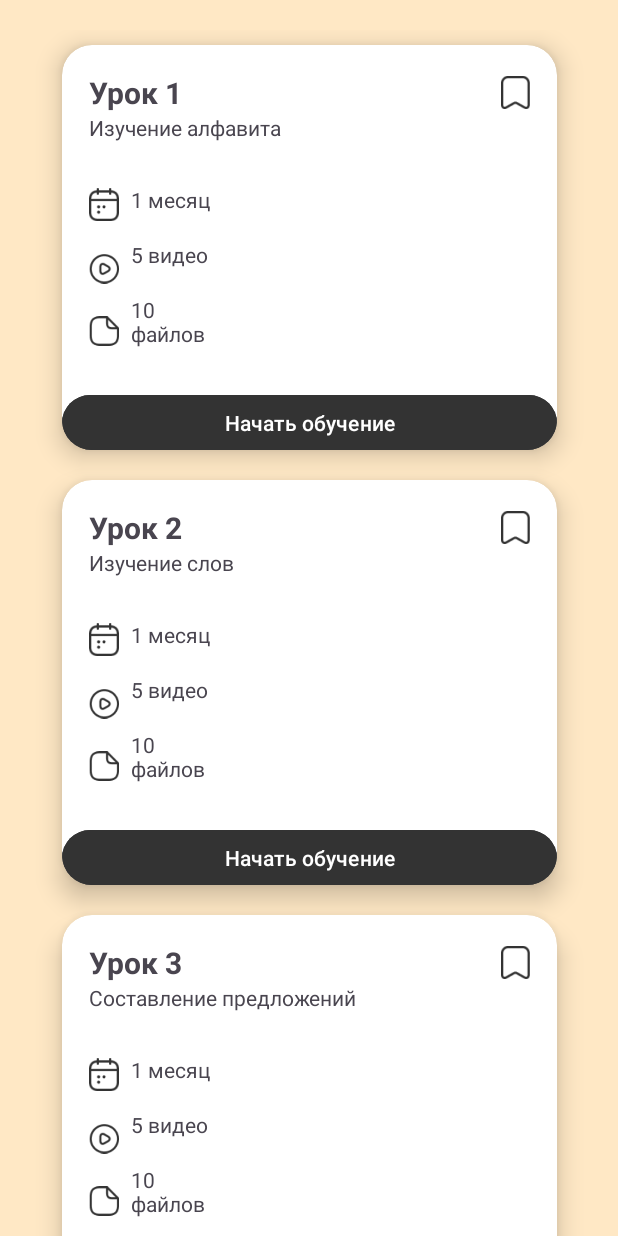
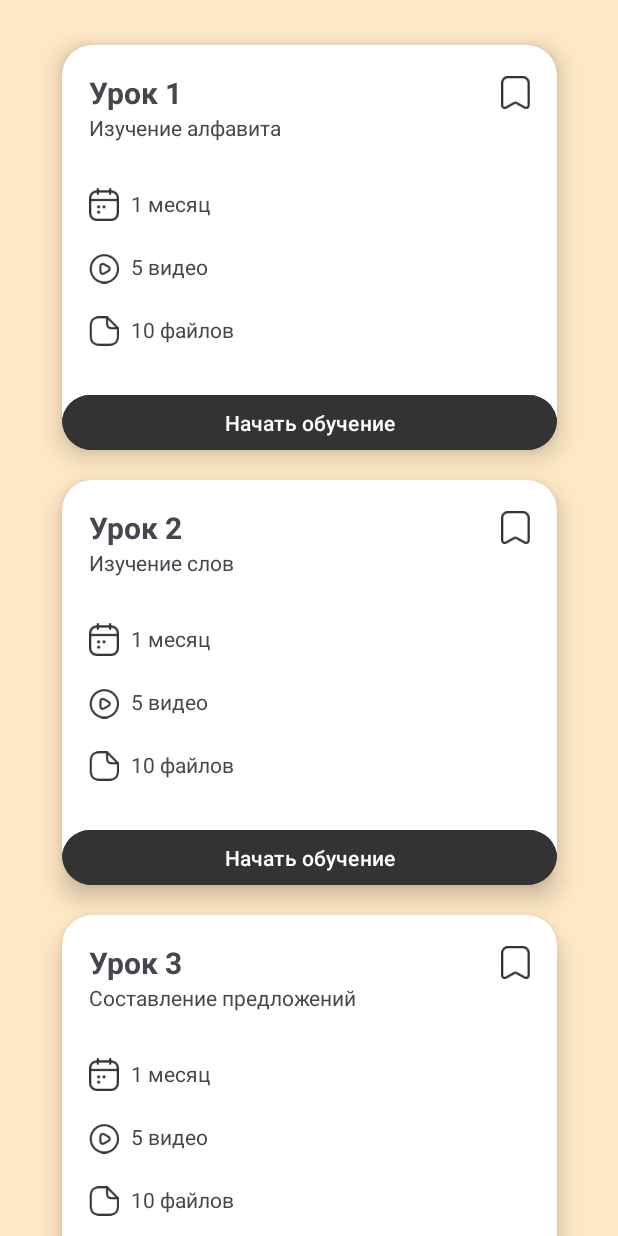
Before and after one commit to Kasymbekov/KyrApp, an Android app: the LessonsFragment screen opened through its navigation route, on a phone screen of 412 x 824 dp. Run offline under Robolectric (Android 15) with nearby library versions, the phone set to English and light mode, and no system bars.

Commit message:
fix cardview issue

```diff
--- a/app/src/main/res/layout/lesson_item.xml
+++ b/app/src/main/res/layout/lesson_item.xml
@@ -88,7 +88,7 @@
                 </LinearLayout>
 
                 <LinearLayout
-                    android:layout_width="wrap_content"
+                    android:layout_width="0dp"
                     android:layout_height="match_parent"
                     android:layout_marginLeft="8dp"
                     android:layout_weight="1"
@@ -113,7 +113,7 @@
 
                     <TextView
                         android:id="@+id/files_tv"
-                        android:layout_width="match_parent"
+                        android:layout_width="wrap_content"
                         android:layout_height="wrap_content"
                         android:layout_weight="1"
                         android:gravity="center_vertical"
```
